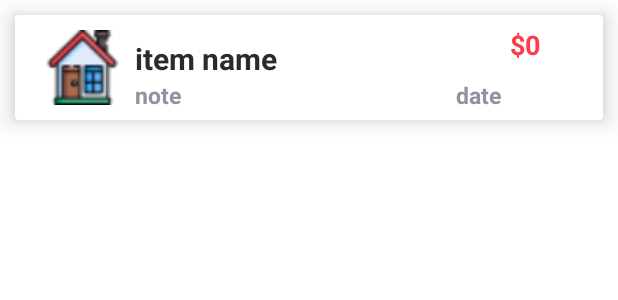
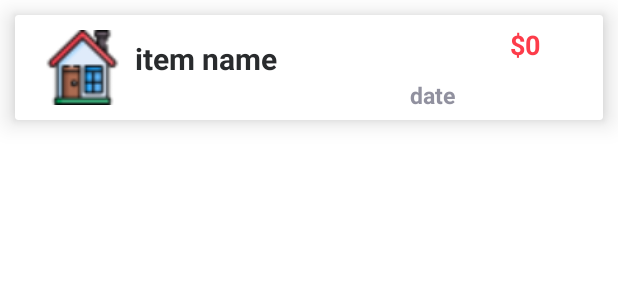
Before and after one commit to nguyendinhduy13/Money-Management, an Android app: the layout retrieve_layout.xml on its own in the app's theme, with its tools: preview values and no code run, on a phone screen of 412 x 824 dp. Shown: the top 300 px of the screen. Run offline under Robolectric (Android 15) with nearby library versions, the phone set to English and light mode, and no system bars.

Commit message:
xóa note

```diff
--- a/app/src/main/java/com/example/moneymanagement/BudgetActivity.java
+++ b/app/src/main/java/com/example/moneymanagement/BudgetActivity.java
@@ -189,7 +189,6 @@ public class BudgetActivity extends AppCompatActivity {
                 holder.setItemAmount(model.getAmount() + "$");
                 holder.setDate("On: " + model.getDate());
                 holder.setItemName(model.getItem());
-                holder.notes.setVisibility(View.GONE);
 
                 switch (model.getItem()) {
                     case "Transport":
@@ -252,14 +251,13 @@ public class BudgetActivity extends AppCompatActivity {
     public class MyViewHolder extends RecyclerView.ViewHolder {
         View mView;
         public ImageView imageView;
-        public TextView notes,date;
+        public TextView date;
 
 
         public MyViewHolder(@NonNull View itemView) {
             super(itemView);
             mView = itemView;
             imageView = itemView.findViewById(R.id.imageView);
-            notes = itemView.findViewById(R.id.note);
             date=itemView.findViewById(R.id.date);
         }
 
--- a/app/src/main/res/layout/retrieve_layout.xml
+++ b/app/src/main/res/layout/retrieve_layout.xml
@@ -62,14 +62,6 @@
                 android:layout_height="wrap_content"
                 android:orientation="horizontal">
 
-                <TextView
-                    android:id="@+id/note"
-                    android:layout_width="wrap_content"
-                    android:layout_height="match_parent"
-                    android:text="note"
-                    android:textColor="#91919F"
-                    android:textSize="15sp"
-                    android:textStyle="bold" />
 
                 <TextView
                     android:id="@+id/date"
```
